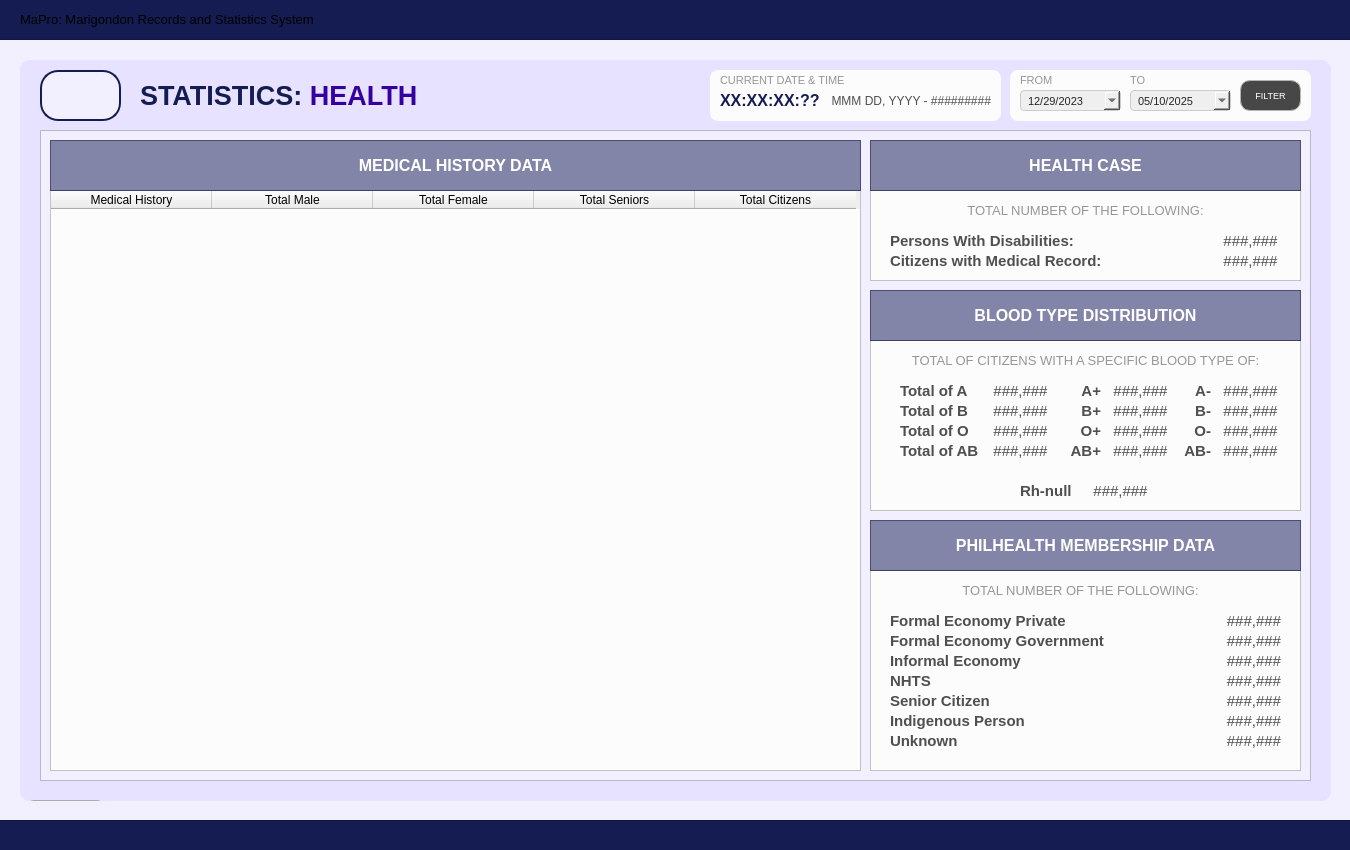
Above: Resources/UIs/MainPages/StatisticPages/health.ui from Yohhannn/Barangay-Records-Statistics-System before the change. Below: the same form after it.
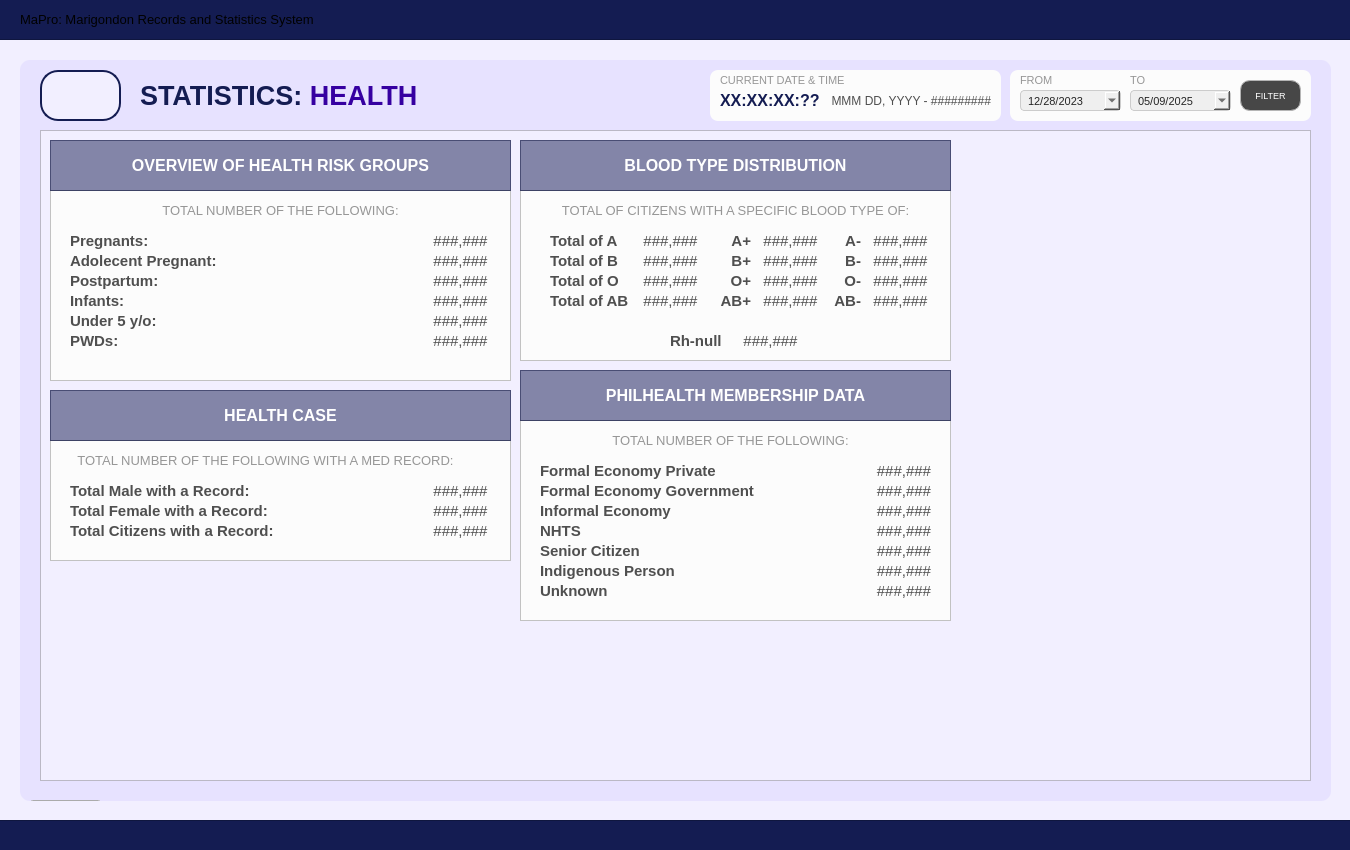
That is the form after the change. Icons and pictures are not drawn.

```diff
--- a/Resources/UIs/MainPages/StatisticPages/health.ui
+++ b/Resources/UIs/MainPages/StatisticPages/health.ui
@@ -210,183 +210,13 @@
     <property name="frameShadow">
      <enum>QFrame::Shadow::Raised</enum>
     </property>
-    <widget class="QFrame" name="table_titleFrameStatistics">
-     <property name="geometry">
-      <rect>
-       <x>10</x>
-       <y>10</y>
-       <width>811</width>
-       <height>51</height>
-      </rect>
-     </property>
-     <property name="styleSheet">
-      <string notr="true">#table_titleFrameStatistics{
-	background-color: rgba(20, 28, 82, 128)
-}
-</string>
-     </property>
-     <property name="frameShape">
-      <enum>QFrame::Shape::StyledPanel</enum>
-     </property>
-     <property name="frameShadow">
-      <enum>QFrame::Shadow::Raised</enum>
-     </property>
-     <widget class="QLabel" name="statistics_labelNote">
-      <property name="geometry">
-       <rect>
-        <x>0</x>
-        <y>0</y>
-        <width>811</width>
-        <height>51</height>
-       </rect>
-      </property>
-      <property name="font">
-       <font>
-        <family>Arial</family>
-        <pointsize>12</pointsize>
-        <bold>true</bold>
-       </font>
-      </property>
-      <property name="styleSheet">
-       <string notr="true">#statistics_labelNote {
-	background-color: transparent;
-	color: #FFFFFF;
-}
-</string>
-      </property>
-      <property name="text">
-       <string>MEDICAL HISTORY DATA</string>
-      </property>
-      <property name="alignment">
-       <set>Qt::AlignmentFlag::AlignCenter</set>
-      </property>
-     </widget>
-    </widget>
-    <widget class="QTableWidget" name="health_table_comHealthStatus">
-     <property name="geometry">
-      <rect>
-       <x>10</x>
-       <y>60</y>
-       <width>811</width>
-       <height>581</height>
-      </rect>
-     </property>
-     <property name="focusPolicy">
-      <enum>Qt::FocusPolicy::NoFocus</enum>
-     </property>
-     <property name="styleSheet">
-      <string notr="true">#health_table_comHealthStatus{
-	background-color: #fcfcfc;
-}</string>
-     </property>
-     <property name="editTriggers">
-      <set>QAbstractItemView::EditTrigger::NoEditTriggers</set>
-     </property>
-     <attribute name="horizontalHeaderDefaultSectionSize">
-      <number>161</number>
-     </attribute>
-     <attribute name="verticalHeaderVisible">
-      <bool>false</bool>
-     </attribute>
-     <attribute name="verticalHeaderMinimumSectionSize">
-      <number>29</number>
-     </attribute>
-     <attribute name="verticalHeaderDefaultSectionSize">
-      <number>35</number>
-     </attribute>
-     <column>
-      <property name="text">
-       <string>Medical History</string>
-      </property>
-      <property name="font">
-       <font>
-        <family>Arial</family>
-       </font>
-      </property>
-      <property name="background">
-       <color>
-        <red>59</red>
-        <green>57</green>
-        <blue>100</blue>
-       </color>
-      </property>
-     </column>
-     <column>
-      <property name="text">
-       <string>Total Male</string>
-      </property>
-      <property name="font">
-       <font>
-        <family>Arial</family>
-       </font>
-      </property>
-      <property name="background">
-       <color>
-        <red>59</red>
-        <green>57</green>
-        <blue>100</blue>
-       </color>
-      </property>
-     </column>
-     <column>
-      <property name="text">
-       <string>Total Female</string>
-      </property>
-      <property name="font">
-       <font>
-        <family>Arial</family>
-       </font>
-      </property>
-      <property name="background">
-       <color>
-        <red>59</red>
-        <green>57</green>
-        <blue>100</blue>
-       </color>
-      </property>
-     </column>
-     <column>
-      <property name="text">
-       <string>Total Seniors</string>
-      </property>
-      <property name="font">
-       <font>
-        <family>Arial</family>
-       </font>
-      </property>
-      <property name="background">
-       <color>
-        <red>59</red>
-        <green>57</green>
-        <blue>100</blue>
-       </color>
-      </property>
-     </column>
-     <column>
-      <property name="text">
-       <string>Total Citizens</string>
-      </property>
-      <property name="font">
-       <font>
-        <family>Arial</family>
-       </font>
-      </property>
-      <property name="background">
-       <color>
-        <red>59</red>
-        <green>57</green>
-        <blue>100</blue>
-       </color>
-      </property>
-     </column>
-    </widget>
     <widget class="QFrame" name="stat_framePWD">
      <property name="geometry">
       <rect>
-       <x>830</x>
-       <y>60</y>
-       <width>431</width>
-       <height>91</height>
+       <x>10</x>
+       <y>310</y>
+       <width>461</width>
+       <height>121</height>
       </rect>
      </property>
      <property name="styleSheet">
@@ -424,7 +254,7 @@
 </string>
       </property>
       <property name="text">
-       <string>Persons With Disabilities:</string>
+       <string>Total Male with a Record:</string>
       </property>
       <property name="alignment">
        <set>Qt::AlignmentFlag::AlignLeading|Qt::AlignmentFlag::AlignLeft|Qt::AlignmentFlag::AlignVCenter</set>
@@ -451,16 +281,16 @@
 }</string>
       </property>
       <property name="text">
-       <string>TOTAL NUMBER OF THE FOLLOWING:</string>
+       <string>TOTAL NUMBER OF THE FOLLOWING WITH A MED RECORD:</string>
       </property>
       <property name="alignment">
        <set>Qt::AlignmentFlag::AlignCenter</set>
       </property>
      </widget>
-     <widget class="QLabel" name="health_pwd">
+     <widget class="QLabel" name="total_male_record">
       <property name="geometry">
        <rect>
-        <x>350</x>
+        <x>380</x>
         <y>40</y>
         <width>61</width>
         <height>21</height>
@@ -474,7 +304,7 @@
        </font>
       </property>
       <property name="styleSheet">
-       <string notr="true">#health_pwd {
+       <string notr="true">#total_male_record {
 	background-color: transparent;
 	color: #4f4f4f;
 }
@@ -511,16 +341,16 @@
 </string>
       </property>
       <property name="text">
-       <string>Citizens with Medical Record:</string>
+       <string>Total Female with a Record:</string>
       </property>
       <property name="alignment">
        <set>Qt::AlignmentFlag::AlignLeading|Qt::AlignmentFlag::AlignLeft|Qt::AlignmentFlag::AlignVCenter</set>
       </property>
      </widget>
-     <widget class="QLabel" name="health_medrec">
+     <widget class="QLabel" name="total_female_record">
       <property name="geometry">
        <rect>
-        <x>350</x>
+        <x>380</x>
         <y>60</y>
         <width>61</width>
         <height>21</height>
@@ -534,7 +364,7 @@
        </font>
       </property>
       <property name="styleSheet">
-       <string notr="true">#health_medrec {
+       <string notr="true">#total_female_record {
 	background-color: transparent;
 	color: #4f4f4f;
 }
@@ -547,13 +377,73 @@
        <set>Qt::AlignmentFlag::AlignCenter</set>
       </property>
      </widget>
+     <widget class="QLabel" name="overall_total">
+      <property name="geometry">
+       <rect>
+        <x>380</x>
+        <y>80</y>
+        <width>61</width>
+        <height>21</height>
+       </rect>
+      </property>
+      <property name="font">
+       <font>
+        <family>Arial</family>
+        <pointsize>11</pointsize>
+        <bold>false</bold>
+       </font>
+      </property>
+      <property name="styleSheet">
+       <string notr="true">#overall_total {
+	background-color: transparent;
+	color: #4f4f4f;
+}
+</string>
+      </property>
+      <property name="text">
+       <string>###,###</string>
+      </property>
+      <property name="alignment">
+       <set>Qt::AlignmentFlag::AlignCenter</set>
+      </property>
+     </widget>
+     <widget class="QLabel" name="health_label_total_cit">
+      <property name="geometry">
+       <rect>
+        <x>20</x>
+        <y>80</y>
+        <width>321</width>
+        <height>21</height>
+       </rect>
+      </property>
+      <property name="font">
+       <font>
+        <family>Arial</family>
+        <pointsize>11</pointsize>
+        <bold>true</bold>
+       </font>
+      </property>
+      <property name="styleSheet">
+       <string notr="true">#health_label_total_cit {
+	background-color: transparent;
+	color: #4f4f4f;
+}
+</string>
+      </property>
+      <property name="text">
+       <string>Total Citizens with a Record:</string>
+      </property>
+      <property name="alignment">
+       <set>Qt::AlignmentFlag::AlignLeading|Qt::AlignmentFlag::AlignLeft|Qt::AlignmentFlag::AlignVCenter</set>
+      </property>
+     </widget>
     </widget>
     <widget class="QFrame" name="table_titleFrameStatistics_3">
      <property name="geometry">
       <rect>
-       <x>830</x>
-       <y>10</y>
-       <width>431</width>
+       <x>10</x>
+       <y>260</y>
+       <width>461</width>
        <height>51</height>
       </rect>
      </property>
@@ -574,7 +464,7 @@
        <rect>
         <x>0</x>
         <y>0</y>
-        <width>431</width>
+        <width>461</width>
         <height>51</height>
        </rect>
       </property>
@@ -603,8 +493,8 @@
     <widget class="QFrame" name="demo_framePopulationOverview_4">
      <property name="geometry">
       <rect>
-       <x>830</x>
-       <y>210</y>
+       <x>480</x>
+       <y>60</y>
        <width>431</width>
        <height>171</height>
       </rect>
@@ -1431,8 +1321,8 @@
     <widget class="QFrame" name="table_titleFrameStatistics_4">
      <property name="geometry">
       <rect>
-       <x>830</x>
-       <y>160</y>
+       <x>480</x>
+       <y>10</y>
        <width>431</width>
        <height>51</height>
       </rect>
@@ -1483,8 +1373,8 @@
     <widget class="QFrame" name="stat_framePWD_2">
      <property name="geometry">
       <rect>
-       <x>830</x>
-       <y>440</y>
+       <x>480</x>
+       <y>290</y>
        <width>431</width>
        <height>201</height>
       </rect>
@@ -1951,8 +1841,8 @@
     <widget class="QFrame" name="table_titleFrameStatistics_2">
      <property name="geometry">
       <rect>
-       <x>830</x>
-       <y>390</y>
+       <x>480</x>
+       <y>240</y>
        <width>431</width>
        <height>51</height>
       </rect>
@@ -2000,14 +1890,466 @@
       </property>
      </widget>
     </widget>
-    <zorder>health_table_comHealthStatus</zorder>
-    <zorder>stat_framePWD</zorder>
-    <zorder>table_titleFrameStatistics_3</zorder>
-    <zorder>demo_framePopulationOverview_4</zorder>
-    <zorder>table_titleFrameStatistics_4</zorder>
-    <zorder>stat_framePWD_2</zorder>
-    <zorder>table_titleFrameStatistics</zorder>
-    <zorder>table_titleFrameStatistics_2</zorder>
+    <widget class="QFrame" name="stat_framehrisk">
+     <property name="geometry">
+      <rect>
+       <x>10</x>
+       <y>60</y>
+       <width>461</width>
+       <height>191</height>
+      </rect>
+     </property>
+     <property name="styleSheet">
+      <string notr="true">#stat_framehrisk{
+	background-color: #fcfcfc;
+}</string>
+     </property>
+     <property name="frameShape">
+      <enum>QFrame::Shape::StyledPanel</enum>
+     </property>
+     <property name="frameShadow">
+      <enum>QFrame::Shadow::Raised</enum>
+     </property>
+     <widget class="QLabel" name="label_healthrisk">
+      <property name="geometry">
+       <rect>
+        <x>20</x>
+        <y>40</y>
+        <width>261</width>
+        <height>21</height>
+       </rect>
+      </property>
+      <property name="font">
+       <font>
+        <family>Arial</family>
+        <pointsize>11</pointsize>
+        <bold>true</bold>
+       </font>
+      </property>
+      <property name="styleSheet">
+       <string notr="true">#label_healthrisk {
+	background-color: transparent;
+	color: #4f4f4f;
+}
+</string>
+      </property>
+      <property name="text">
+       <string>Pregnants:</string>
+      </property>
+      <property name="alignment">
+       <set>Qt::AlignmentFlag::AlignLeading|Qt::AlignmentFlag::AlignLeft|Qt::AlignmentFlag::AlignVCenter</set>
+      </property>
+     </widget>
+     <widget class="QLabel" name="label_desc2_6">
+      <property name="geometry">
+       <rect>
+        <x>0</x>
+        <y>10</y>
+        <width>461</width>
+        <height>20</height>
+       </rect>
+      </property>
+      <property name="font">
+       <font>
+        <family>Arial</family>
+        <pointsize>10</pointsize>
+       </font>
+      </property>
+      <property name="styleSheet">
+       <string notr="true">#label_desc2_6{
+	color: #969696;
+}</string>
+      </property>
+      <property name="text">
+       <string>TOTAL NUMBER OF THE FOLLOWING:</string>
+      </property>
+      <property name="alignment">
+       <set>Qt::AlignmentFlag::AlignCenter</set>
+      </property>
+     </widget>
+     <widget class="QLabel" name="total_P">
+      <property name="geometry">
+       <rect>
+        <x>380</x>
+        <y>40</y>
+        <width>61</width>
+        <height>21</height>
+       </rect>
+      </property>
+      <property name="font">
+       <font>
+        <family>Arial</family>
+        <pointsize>11</pointsize>
+        <bold>false</bold>
+       </font>
+      </property>
+      <property name="styleSheet">
+       <string notr="true">#total_P {
+	background-color: transparent;
+	color: #4f4f4f;
+}
+</string>
+      </property>
+      <property name="text">
+       <string>###,###</string>
+      </property>
+      <property name="alignment">
+       <set>Qt::AlignmentFlag::AlignCenter</set>
+      </property>
+     </widget>
+     <widget class="QLabel" name="label_healthrisk_2">
+      <property name="geometry">
+       <rect>
+        <x>20</x>
+        <y>60</y>
+        <width>321</width>
+        <height>21</height>
+       </rect>
+      </property>
+      <property name="font">
+       <font>
+        <family>Arial</family>
+        <pointsize>11</pointsize>
+        <bold>true</bold>
+       </font>
+      </property>
+      <property name="styleSheet">
+       <string notr="true">#label_healthrisk_2 {
+	background-color: transparent;
+	color: #4f4f4f;
+}
+</string>
+      </property>
+      <property name="text">
+       <string>Adolecent Pregnant:</string>
+      </property>
+      <property name="alignment">
+       <set>Qt::AlignmentFlag::AlignLeading|Qt::AlignmentFlag::AlignLeft|Qt::AlignmentFlag::AlignVCenter</set>
+      </property>
+     </widget>
+     <widget class="QLabel" name="total_AP">
+      <property name="geometry">
+       <rect>
+        <x>380</x>
+        <y>60</y>
+        <width>61</width>
+        <height>21</height>
+       </rect>
+      </property>
+      <property name="font">
+       <font>
+        <family>Arial</family>
+        <pointsize>11</pointsize>
+        <bold>false</bold>
+       </font>
+      </property>
+      <property name="styleSheet">
+       <string notr="true">#total_AP {
+	background-color: transparent;
+	color: #4f4f4f;
+}
+</string>
+      </property>
+      <property name="text">
+       <string>###,###</string>
+      </property>
+      <property name="alignment">
+       <set>Qt::AlignmentFlag::AlignCenter</set>
+      </property>
+     </widget>
+     <widget class="QLabel" name="total_I">
+      <property name="geometry">
+       <rect>
+        <x>380</x>
+        <y>100</y>
+        <width>61</width>
+        <height>21</height>
+       </rect>
+      </property>
+      <property name="font">
+       <font>
+        <family>Arial</family>
+        <pointsize>11</pointsize>
+        <bold>false</bold>
+       </font>
+      </property>
+      <property name="styleSheet">
+       <string notr="true">#total_I {
+	background-color: transparent;
+	color: #4f4f4f;
+}
+</string>
+      </property>
+      <property name="text">
+       <string>###,###</string>
+      </property>
+      <property name="alignment">
+       <set>Qt::AlignmentFlag::AlignCenter</set>
+      </property>
+     </widget>
+     <widget class="QLabel" name="label_healthrisk_3">
+      <property name="geometry">
+       <rect>
+        <x>20</x>
+        <y>80</y>
+        <width>261</width>
+        <height>21</height>
+       </rect>
+      </property>
+      <property name="font">
+       <font>
+        <family>Arial</family>
+        <pointsize>11</pointsize>
+        <bold>true</bold>
+       </font>
+      </property>
+      <property name="styleSheet">
+       <string notr="true">#label_healthrisk_3 {
+	background-color: transparent;
+	color: #4f4f4f;
+}
+</string>
+      </property>
+      <property name="text">
+       <string>Postpartum:</string>
+      </property>
+      <property name="alignment">
+       <set>Qt::AlignmentFlag::AlignLeading|Qt::AlignmentFlag::AlignLeft|Qt::AlignmentFlag::AlignVCenter</set>
+      </property>
+     </widget>
+     <widget class="QLabel" name="label_healthrisk_4">
+      <property name="geometry">
+       <rect>
+        <x>20</x>
+        <y>100</y>
+        <width>321</width>
+        <height>21</height>
+       </rect>
+      </property>
+      <property name="font">
+       <font>
+        <family>Arial</family>
+        <pointsize>11</pointsize>
+        <bold>true</bold>
+       </font>
+      </property>
+      <property name="styleSheet">
+       <string notr="true">#label_healthrisk_4 {
+	background-color: transparent;
+	color: #4f4f4f;
+}
+</string>
+      </property>
+      <property name="text">
+       <string>Infants:</string>
+      </property>
+      <property name="alignment">
+       <set>Qt::AlignmentFlag::AlignLeading|Qt::AlignmentFlag::AlignLeft|Qt::AlignmentFlag::AlignVCenter</set>
+      </property>
+     </widget>
+     <widget class="QLabel" name="total_PP">
+      <property name="geometry">
+       <rect>
+        <x>380</x>
+        <y>80</y>
+        <width>61</width>
+        <height>21</height>
+       </rect>
+      </property>
+      <property name="font">
+       <font>
+        <family>Arial</family>
+        <pointsize>11</pointsize>
+        <bold>false</bold>
+       </font>
+      </property>
+      <property name="styleSheet">
+       <string notr="true">#total_PP {
+	background-color: transparent;
+	color: #4f4f4f;
+}
+</string>
+      </property>
+      <property name="text">
+       <string>###,###</string>
+      </property>
+      <property name="alignment">
+       <set>Qt::AlignmentFlag::AlignCenter</set>
+      </property>
+     </widget>
+     <widget class="QLabel" name="label_healthrisk_5">
+      <property name="geometry">
+       <rect>
+        <x>20</x>
+        <y>120</y>
+        <width>321</width>
+        <height>21</height>
+       </rect>
+      </property>
+      <property name="font">
+       <font>
+        <family>Arial</family>
+        <pointsize>11</pointsize>
+        <bold>true</bold>
+       </font>
+      </property>
+      <property name="styleSheet">
+       <string notr="true">#label_healthrisk_5 {
+	background-color: transparent;
+	color: #4f4f4f;
+}
+</string>
+      </property>
+      <property name="text">
+       <string>Under 5 y/o:</string>
+      </property>
+      <property name="alignment">
+       <set>Qt::AlignmentFlag::AlignLeading|Qt::AlignmentFlag::AlignLeft|Qt::AlignmentFlag::AlignVCenter</set>
+      </property>
+     </widget>
+     <widget class="QLabel" name="total_Under">
+      <property name="geometry">
+       <rect>
+        <x>380</x>
+        <y>120</y>
+        <width>61</width>
+        <height>21</height>
+       </rect>
+      </property>
+      <property name="font">
+       <font>
+        <family>Arial</family>
+        <pointsize>11</pointsize>
+        <bold>false</bold>
+       </font>
+      </property>
+      <property name="styleSheet">
+       <string notr="true">#total_Under {
+	background-color: transparent;
+	color: #4f4f4f;
+}
+</string>
+      </property>
+      <property name="text">
+       <string>###,###</string>
+      </property>
+      <property name="alignment">
+       <set>Qt::AlignmentFlag::AlignCenter</set>
+      </property>
+     </widget>
+     <widget class="QLabel" name="total_PWD">
+      <property name="geometry">
+       <rect>
+        <x>380</x>
+        <y>140</y>
+        <width>61</width>
+        <height>21</height>
+       </rect>
+      </property>
+      <property name="font">
+       <font>
+        <family>Arial</family>
+        <pointsize>11</pointsize>
+        <bold>false</bold>
+       </font>
+      </property>
+      <property name="styleSheet">
+       <string notr="true">#total_PWD {
+	background-color: transparent;
+	color: #4f4f4f;
+}
+</string>
+      </property>
+      <property name="text">
+       <string>###,###</string>
+      </property>
+      <property name="alignment">
+       <set>Qt::AlignmentFlag::AlignCenter</set>
+      </property>
+     </widget>
+     <widget class="QLabel" name="label_healthrisk_6">
+      <property name="geometry">
+       <rect>
+        <x>20</x>
+        <y>140</y>
+        <width>321</width>
+        <height>21</height>
+       </rect>
+      </property>
+      <property name="font">
+       <font>
+        <family>Arial</family>
+        <pointsize>11</pointsize>
+        <bold>true</bold>
+       </font>
+      </property>
+      <property name="styleSheet">
+       <string notr="true">#label_healthrisk_6 {
+	background-color: transparent;
+	color: #4f4f4f;
+}
+</string>
+      </property>
+      <property name="text">
+       <string>PWDs:</string>
+      </property>
+      <property name="alignment">
+       <set>Qt::AlignmentFlag::AlignLeading|Qt::AlignmentFlag::AlignLeft|Qt::AlignmentFlag::AlignVCenter</set>
+      </property>
+     </widget>
+    </widget>
+    <widget class="QFrame" name="table_titleFrameStatistics_5">
+     <property name="geometry">
+      <rect>
+       <x>10</x>
+       <y>10</y>
+       <width>461</width>
+       <height>51</height>
+      </rect>
+     </property>
+     <property name="styleSheet">
+      <string notr="true">#table_titleFrameStatistics_5{
+	background-color: rgba(20, 28, 82, 128)
+}
+</string>
+     </property>
+     <property name="frameShape">
+      <enum>QFrame::Shape::StyledPanel</enum>
+     </property>
+     <property name="frameShadow">
+      <enum>QFrame::Shadow::Raised</enum>
+     </property>
+     <widget class="QLabel" name="statistics_labelNote_5">
+      <property name="geometry">
+       <rect>
+        <x>0</x>
+        <y>0</y>
+        <width>461</width>
+        <height>51</height>
+       </rect>
+      </property>
+      <property name="font">
+       <font>
+        <family>Arial</family>
+        <pointsize>12</pointsize>
+        <bold>true</bold>
+       </font>
+      </property>
+      <property name="styleSheet">
+       <string notr="true">#statistics_labelNote_5 {
+	background-color: transparent;
+	color: #FFFFFF;
+}
+</string>
+      </property>
+      <property name="text">
+       <string>OVERVIEW OF HEALTH RISK GROUPS</string>
+      </property>
+      <property name="alignment">
+       <set>Qt::AlignmentFlag::AlignCenter</set>
+      </property>
+     </widget>
+    </widget>
    </widget>
    <widget class="QToolButton" name="btn_returnToStatisticsPage">
     <property name="geometry">
@@ -2203,7 +2545,7 @@
        <second>0</second>
        <year>2023</year>
        <month>12</month>
-       <day>29</day>
+       <day>28</day>
       </datetime>
      </property>
      <property name="displayFormat">
@@ -2251,7 +2593,7 @@
        <second>0</second>
        <year>2025</year>
        <month>5</month>
-       <day>10</day>
+       <day>9</day>
       </datetime>
      </property>
      <property name="displayFormat">
```
